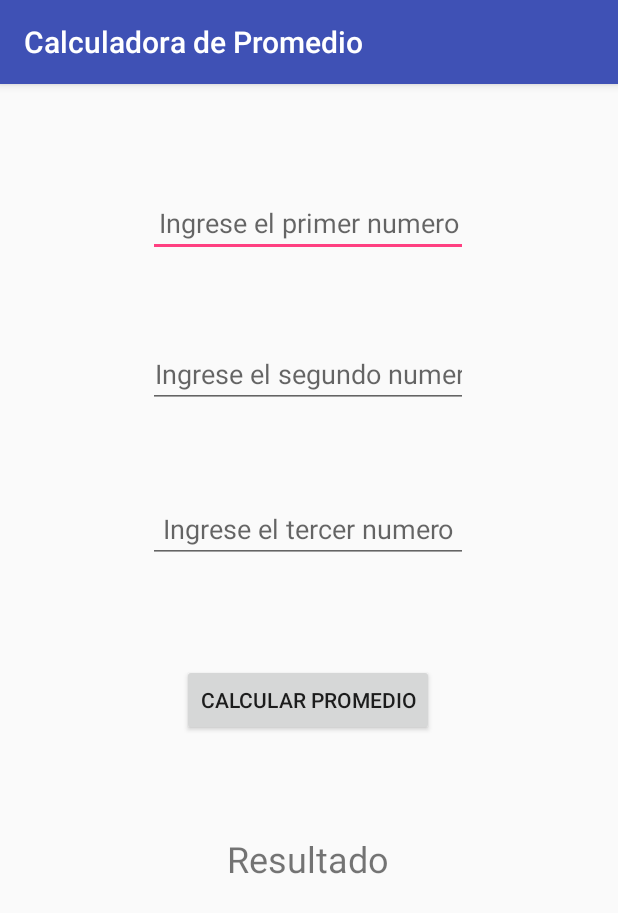
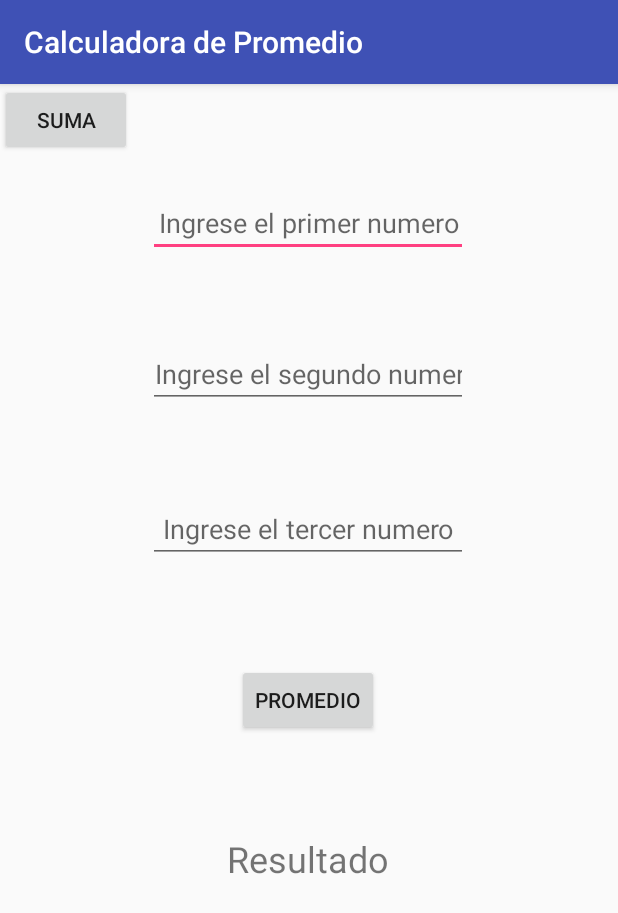
Before and after one commit to MarcoPQ270/CalculadoraBasicaAndroid, an Android app: the screen it shows after launch (MainActivity), on a phone screen of 412 x 824 dp. Shown: the top 913 px of the screen. Run offline under Robolectric (Android 15) with nearby library versions, the phone set to English and light mode, and no system bars.

Commit message:
Inclusion de botones

```diff
--- a/app/src/main/res/layout/activity_main.xml
+++ b/app/src/main/res/layout/activity_main.xml
@@ -7,7 +7,7 @@
     tools:context="com.example.marco.app2.MainActivity">
 
     <Button
-        android:id="@+id/btn1"
+        android:id="@+id/btnprom"
         android:layout_width="wrap_content"
         android:layout_height="wrap_content"
         android:layout_marginBottom="8dp"
@@ -15,7 +15,7 @@
         android:layout_marginStart="8dp"
         android:layout_marginTop="8dp"
         android:onClick="promedio"
-        android:text="Calcular Promedio"
+        android:text="Promedio"
         app:layout_constraintBottom_toBottomOf="parent"
         app:layout_constraintEnd_toEndOf="parent"
         app:layout_constraintHorizontal_bias="0.497"
@@ -98,4 +98,12 @@
         app:layout_constraintTop_toTopOf="parent"
         app:layout_constraintVertical_bias="0.684" />
 
+    <Button
+        android:id="@+id/btnsum"
+        android:layout_width="wrap_content"
+        android:layout_height="wrap_content"
+        android:text="Suma"
+        tools:layout_editor_absoluteX="43dp"
+        tools:layout_editor_absoluteY="298dp" />
+
 </android.support.constraint.ConstraintLayout>
```
